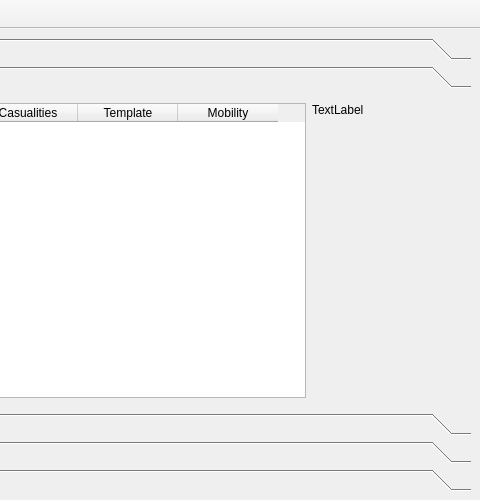
Before: the Qt Designer form interface/interface.ui in llan0war/ArmyBuilder, drawn with Qt 5; both pictures show x 441 to 921 and y 0 to 500 of the 921 by 500 pixel window.
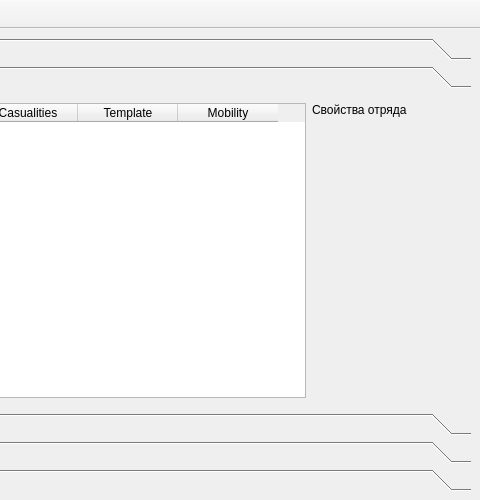
After: the same form once the commit is applied. The open tabs and pages were chosen to show the change.

What changed in the file:
```diff
--- a/interface/interface.ui
+++ b/interface/interface.ui
@@ -268,7 +268,7 @@
            </size>
           </property>
           <property name="text">
-           <string>TextLabel</string>
+           <string>Свойства отряда</string>
           </property>
           <property name="alignment">
            <set>Qt::AlignLeading|Qt::AlignLeft|Qt::AlignTop</set>
```
Left out of the diff: 14 changed lines with no effect on the pictures.
